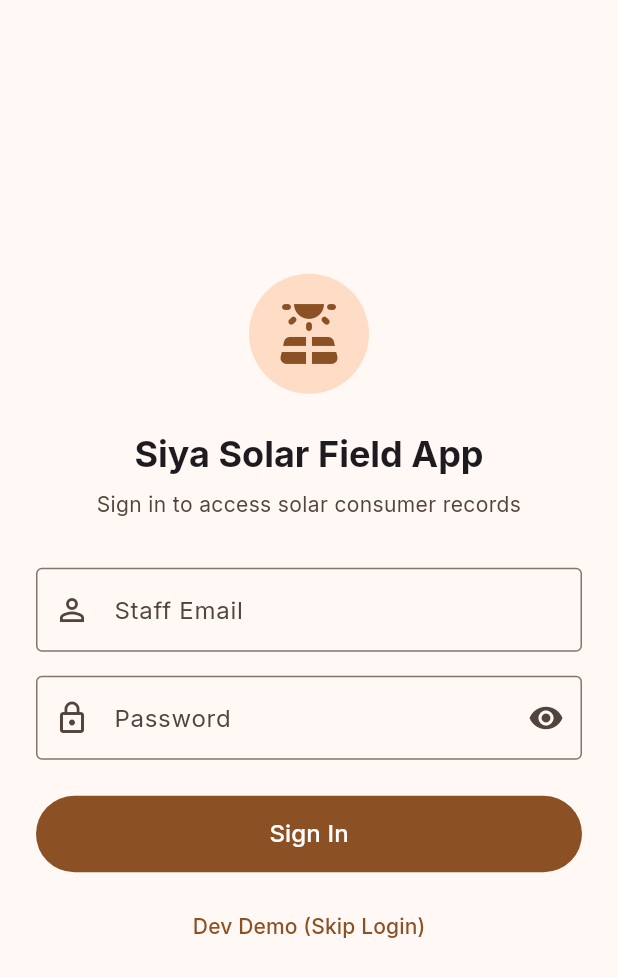
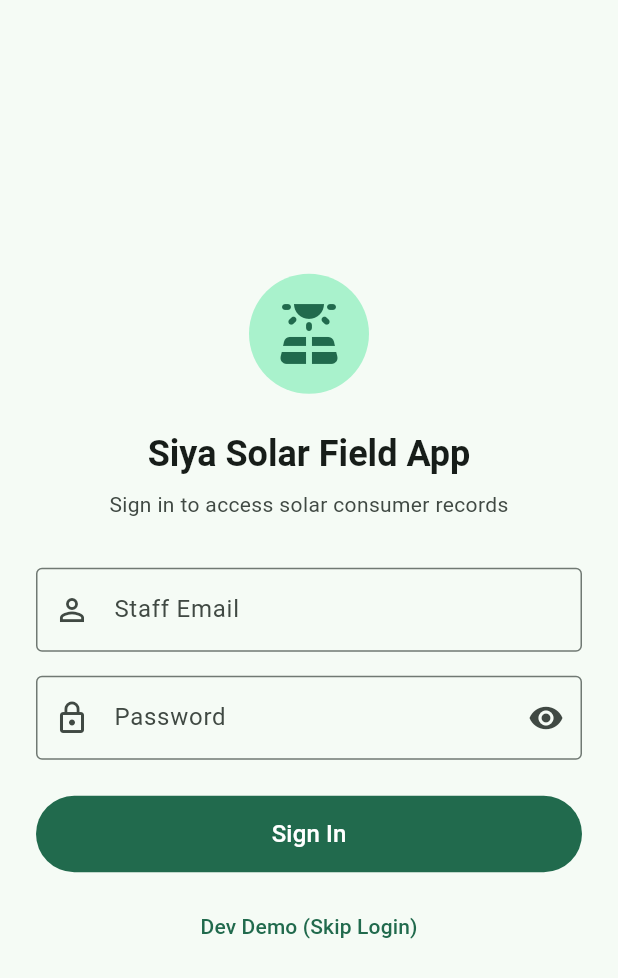
Before and after one commit to siyainfotechsolar/siya-data, a Flutter app: the screen it shows after launch, on a phone screen of 412 x 824 dp. Shown: the top 978 px of the screen. Run offline on Flutter 3.47's test engine with Material 3 defaults, Android fonts, the phone set to English and light mode, and no system bars; our stand-ins replace csv, file_picker, google_fonts, supabase_flutter; missing offline and left inert: excel; accounts and stored records are empty.

Commit message:
Fix Android app open crash by adding INTERNET permissions and safe offline startup handling

```diff
--- a/mobile_app/lib/main.dart
+++ b/mobile_app/lib/main.dart
@@ -1,12 +1,16 @@
 import 'package:flutter/material.dart';
-import 'package:google_fonts/google_fonts.dart';
 import 'screens/login_screen.dart';
 import 'screens/home_screen.dart';
 import 'services/supabase_service.dart';
 
 void main() async {
   WidgetsFlutterBinding.ensureInitialized();
-  await SupabaseService.initialize();
+  try {
+    await SupabaseService.initialize();
+  } catch (e) {
+    // Prevent app crash at startup if offline
+    debugPrint('Supabase init error: $e');
+  }
   runApp(const SiyaMobileApp());
 }
 
@@ -16,23 +20,21 @@ class SiyaMobileApp extends StatelessWidget {
   @override
   Widget build(BuildContext context) {
     return MaterialApp(
-      title: 'Siya Solar Mobile',
+      title: 'Siya Solar',
       debugShowCheckedModeBanner: false,
       theme: ThemeData(
         useMaterial3: true,
         colorScheme: ColorScheme.fromSeed(
-          seedColor: const Color(0xFFF57C00), // Solar Orange
+          seedColor: const Color(0xFF059669), // Emerald Solar Green
           brightness: Brightness.light,
         ),
-        textTheme: GoogleFonts.interTextTheme(),
       ),
       darkTheme: ThemeData(
         useMaterial3: true,
         colorScheme: ColorScheme.fromSeed(
-          seedColor: const Color(0xFFF57C00),
+          seedColor: const Color(0xFF059669),
           brightness: Brightness.dark,
         ),
-        textTheme: GoogleFonts.interTextTheme(ThemeData.dark().textTheme),
       ),
       themeMode: ThemeMode.system,
       home: SupabaseService.isAuthenticated
--- a/mobile_app/lib/screens/consumer_records_screen.dart
+++ b/mobile_app/lib/screens/consumer_records_screen.dart
@@ -1,6 +1,8 @@
 import 'package:flutter/material.dart';
 import '../models/consumer_record.dart';
 import '../services/record_service.dart';
+import '../services/supabase_service.dart';
+import 'login_screen.dart';
 import 'record_detail_screen.dart';
 
 class ConsumerRecordsScreen extends StatefulWidget {
```
Also changed, not shown: 1 other file.
